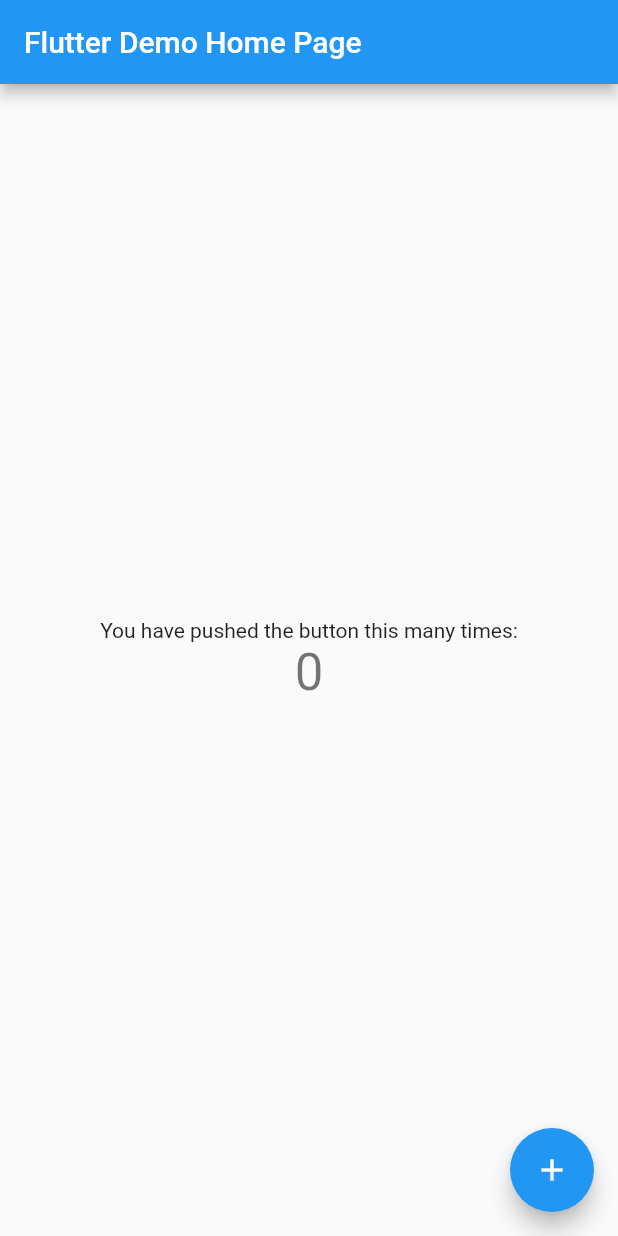
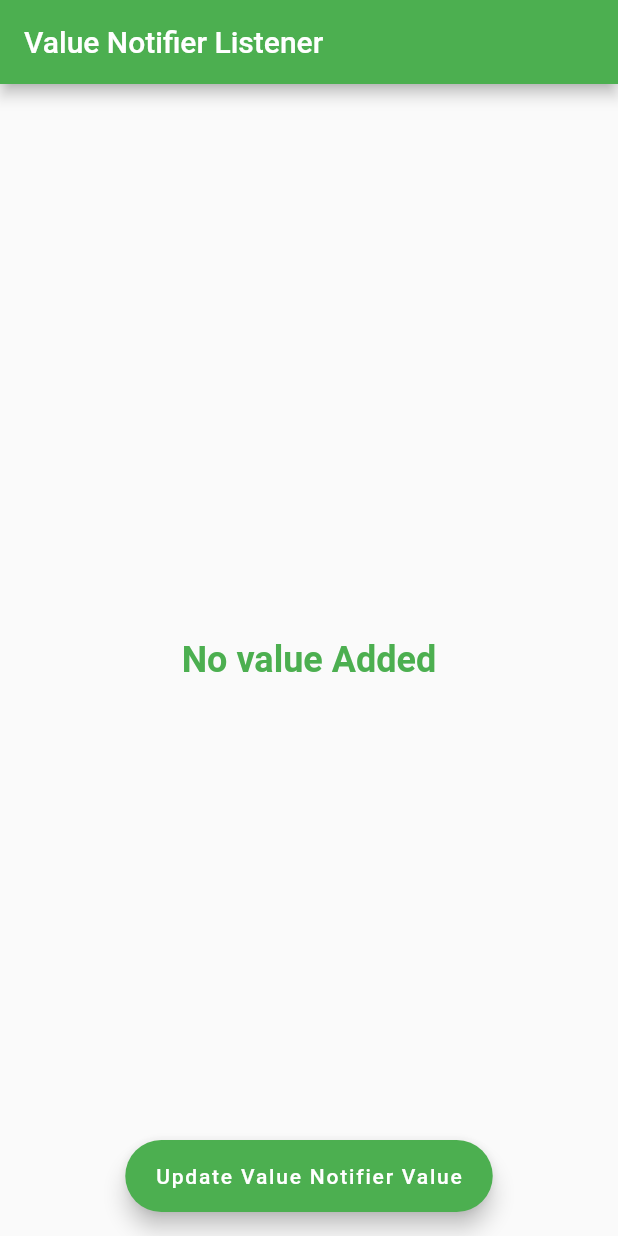
Before and after one commit to flutterwings304/value_notifier_flutter_template, a Flutter app: the screen it shows after launch, on a phone screen of 412 x 824 dp. Run offline on Flutter 3.47's test engine with Material 2 defaults, Android fonts, the light colour scheme and no system bars.

Commit message:
value notifier completed

```diff
--- a/lib/main.dart
+++ b/lib/main.dart
@@ -3,6 +3,7 @@
 void main() {
   runApp(const MyApp());
 }
+ValueNotifier<String> myValue = ValueNotifier("No value Added");
 
 class MyApp extends StatelessWidget {
   const MyApp({super.key});
@@ -10,106 +11,47 @@
   // This widget is the root of your application.
   @override
   Widget build(BuildContext context) {
-    return MaterialApp(
+    return ValueListenableBuilder(
+      valueListenable: myValue,
+      builder: (BuildContext context, value, Widget? child) {
+      return MaterialApp(
       title: 'Flutter Demo',
       theme: ThemeData(
-        // This is the theme of your application.
-        //
-        // Try running your application with "flutter run". You'll see the
-        // application has a blue toolbar. Then, without quitting the app, try
-        // changing the primarySwatch below to Colors.green and then invoke
-        // "hot reload" (press "r" in the console where you ran "flutter run",
-        // or simply save your changes to "hot reload" in a Flutter IDE).
-        // Notice that the counter didn't reset back to zero; the application
-        // is not restarted.
-        primarySwatch: Colors.blue,
+
+        primarySwatch: Colors.green,
       ),
-      home: const MyHomePage(title: 'Flutter Demo Home Page'),
+      home: const MyHomePage(),
     );
+     }, );
   }
 }
 
 class MyHomePage extends StatefulWidget {
-  const MyHomePage({super.key, required this.title});
-
-  // This widget is the home page of your application. It is stateful, meaning
-  // that it has a State object (defined below) that contains fields that affect
-  // how it looks.
-
-  // This class is the configuration for the state. It holds the values (in this
-  // case the title) provided by the parent (in this case the App widget) and
-  // used by the build method of the State. Fields in a Widget subclass are
-  // always marked "final".
-
-  final String title;
+  const MyHomePage({super.key});
 
   @override
   State<MyHomePage> createState() => _MyHomePageState();
 }
 
 class _MyHomePageState extends State<MyHomePage> {
-  int _counter = 0;
-
-  void _incrementCounter() {
-    setState(() {
-      // This call to setState tells the Flutter framework that something has
-      // changed in this State, which causes it to rerun the build method below
-      // so that the display can reflect the updated values. If we changed
-      // _counter without calling setState(), then the build method would not be
-      // called again, and so nothing would appear to happen.
-      _counter++;
-    });
-  }
-
   @override
   Widget build(BuildContext context) {
-    // This method is rerun every time setState is called, for instance as done
-    // by the _incrementCounter method above.
-    //
-    // The Flutter framework has been optimized to make rerunning build methods
-    // fast, so that you can just rebuild anything that needs updating rather
-    // than having to individually change instances of widgets.
     return Scaffold(
       appBar: AppBar(
-        // Here we take the value from the MyHomePage object that was created by
-        // the App.build method, and use it to set our appbar title.
-        title: Text(widget.title),
+        title: Text("Value Notifier Listener"),
       ),
-      body: Center(
-        // Center is a layout widget. It takes a single child and positions it
-        // in the middle of the parent.
-        child: Column(
-          // Column is also a layout widget. It takes a list of children and
-          // arranges them vertically. By default, it sizes itself to fit its
-          // children horizontally, and tries to be as tall as its parent.
-          //
-          // Invoke "debug painting" (press "p" in the console, choose the
-          // "Toggle Debug Paint" action from the Flutter Inspector in Android
-          // Studio, or the "Toggle Debug Paint" command in Visual Studio Code)
-          // to see the wireframe for each widget.
-          //
-          // Column has various properties to control how it sizes itself and
-          // how it positions its children. Here we use mainAxisAlignment to
-          // center the children vertically; the main axis here is the vertical
-          // axis because Columns are vertical (the cross axis would be
-          // horizontal).
-          mainAxisAlignment: MainAxisAlignment.center,
-          children: <Widget>[
-            const Text(
-              'You have pushed the button this many times:',
-            ),
-            Text(
-              '$_counter',
-              style: Theme.of(context).textTheme.headlineMedium,
-            ),
-          ],
-        ),
-      ),
-      floatingActionButton: FloatingActionButton(
-        onPressed: _incrementCounter,
-        tooltip: 'Increment',
-        child: const Icon(Icons.add),
-      ), // This trailing comma makes auto-formatting nicer for build methods.
+      body: Center(child: Text(myValue.value,style: TextStyle(
+        fontSize: 24,
+        color:Colors.green,fontWeight:FontWeight.bold),),),
+     floatingActionButtonLocation: FloatingActionButtonLocation.centerFloat,
+      floatingActionButton: FloatingActionButton.extended(onPressed: (){
+       myValue.value="GeeksForGeeks is Best";
+      setState(() {
+
+      });
+      }, label: Text(
+        "Update Value Notifier Value"
+      )),
     );
   }
 }
```
